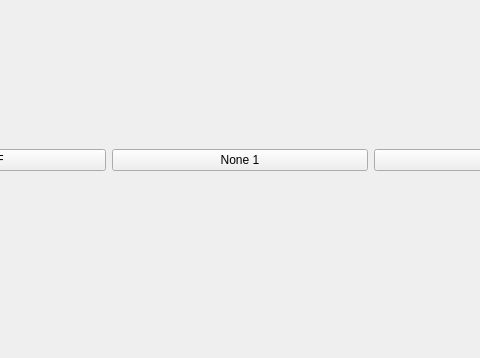
mrivem/PDFtools, file GUI/ui/screen_toolselection.ui: the form before one commit; both pictures show x 160 to 640 and y 242 to 600 of the 800 by 600 pixel window.
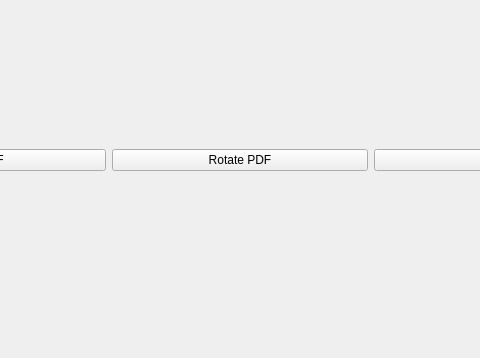
The form after the commit.

The edit to the form file:
```diff
--- a/GUI/ui/screen_toolselection.ui
+++ b/GUI/ui/screen_toolselection.ui
@@ -47,7 +47,7 @@
                     <item row="1" column="1">
                         <widget class="QPushButton" name="btn_none1">
                             <property name="text">
-                                <string>None 1</string>
+                                <string>Rotate PDF</string>
                             </property>
                         </widget>
                     </item>
```
Left out of the diff: 2 changed lines with no effect on the pictures.
